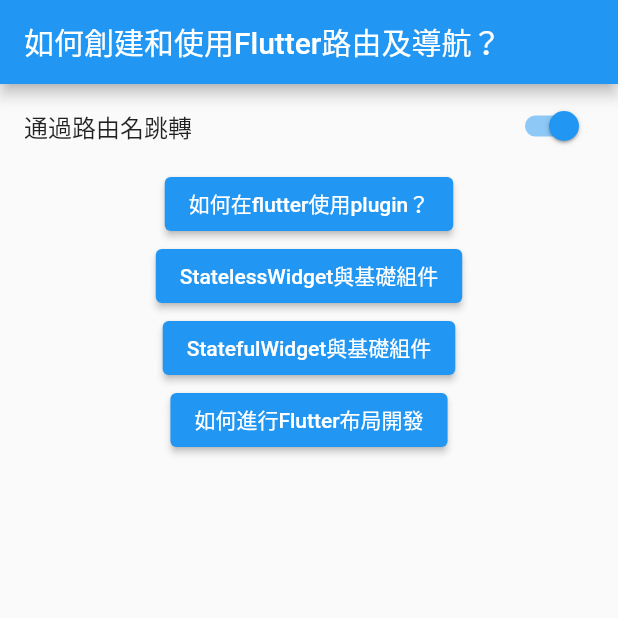
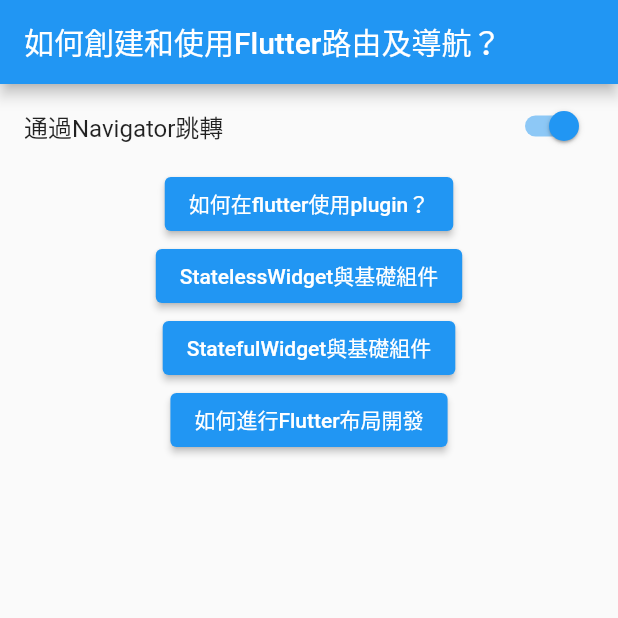
Before and after one commit to frank575/pp, a Flutter app: the screen it shows after launch, on a phone screen of 412 x 824 dp, the top half of it. Run offline on Flutter 3.47's test engine with Material 2 defaults, Android fonts, the light colour scheme and no system bars; missing offline and left inert: flutter_color.

Commit message:
refactor(flutter_app): 改字

```diff
--- a/dart/flutter_app/lib/main.dart
+++ b/dart/flutter_app/lib/main.dart
@@ -39,7 +39,7 @@
       child: Column(
         children: [
           SwitchListTile(
-              title: Text('${byName ? '' : '不'}通過路由名跳轉'),
+              title: Text('${byName ? '' : '不'}通過Navigator跳轉'),
               value: byName,
               onChanged: (value) {
                 setState(() {
```
